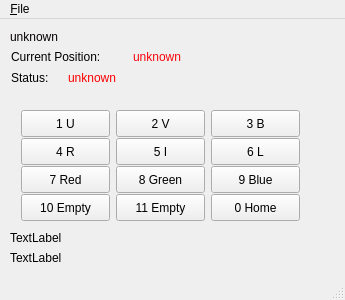
Above: mainwindow.ui from xyficu/flifilterwheelqt before the change. Below: the same form after it.
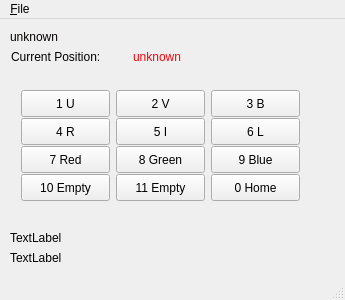
That is the form after the change.

Commit message: remove position status function

Diff of the .ui file:
```diff
--- a/mainwindow.ui
+++ b/mainwindow.ui
@@ -40,19 +40,6 @@
      <string>&lt;html&gt;&lt;head/&gt;&lt;body&gt;&lt;p&gt;Current Position:&lt;/p&gt;&lt;/body&gt;&lt;/html&gt;</string>
     </property>
    </widget>
-   <widget class="QLabel" name="label_2">
-    <property name="geometry">
-     <rect>
-      <x>11</x>
-      <y>51</y>
-      <width>47</width>
-      <height>17</height>
-     </rect>
-    </property>
-    <property name="text">
-     <string>&lt;html&gt;&lt;head/&gt;&lt;body&gt;&lt;p&gt;Status:&lt;/p&gt;&lt;/body&gt;&lt;/html&gt;</string>
-    </property>
-   </widget>
    <widget class="QLabel" name="label_CurPos">
     <property name="geometry">
      <rect>
@@ -92,24 +79,11 @@
      <string>TextLabel</string>
     </property>
    </widget>
-   <widget class="QLabel" name="label_Status">
-    <property name="geometry">
-     <rect>
-      <x>68</x>
-      <y>51</y>
-      <width>63</width>
-      <height>17</height>
-     </rect>
-    </property>
-    <property name="text">
-     <string>&lt;html&gt;&lt;head/&gt;&lt;body&gt;&lt;p&gt;&lt;span style=&quot; color:#fe0000;&quot;&gt;unknown&lt;/span&gt;&lt;/p&gt;&lt;/body&gt;&lt;/html&gt;</string>
-    </property>
-   </widget>
    <widget class="QWidget" name="layoutWidget">
     <property name="geometry">
      <rect>
       <x>10</x>
-      <y>80</y>
+      <y>60</y>
       <width>301</width>
       <height>128</height>
      </rect>
```
Left out of the diff: 2 changed lines with no effect on the pictures. The commit also changes 2 other files.
